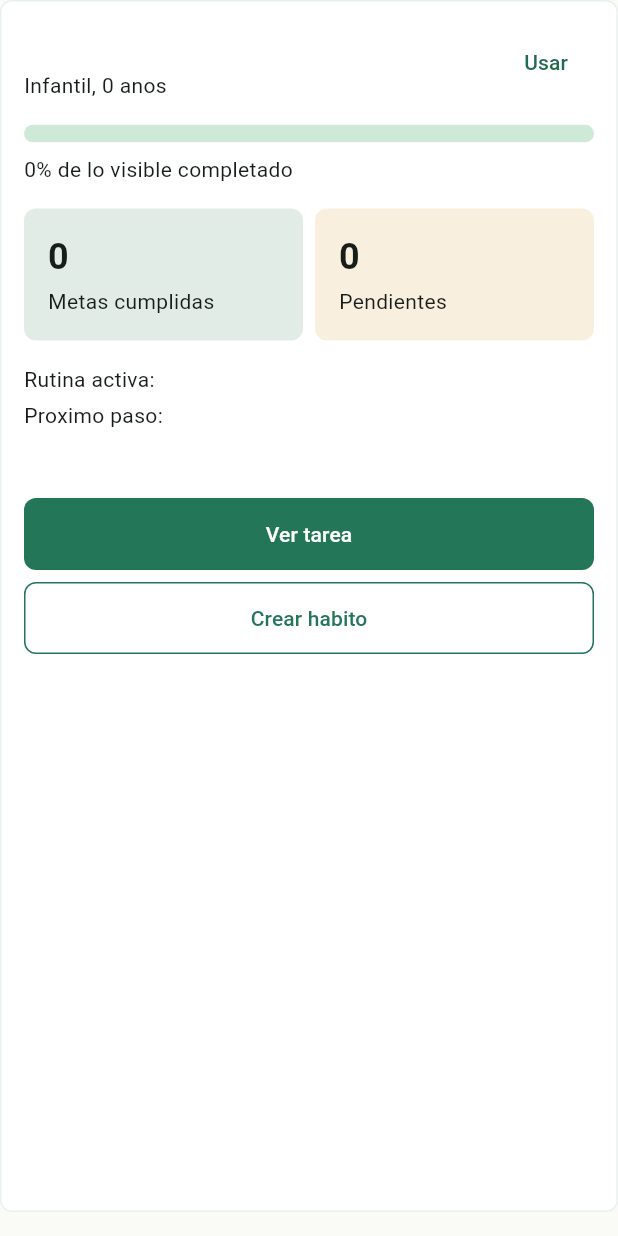
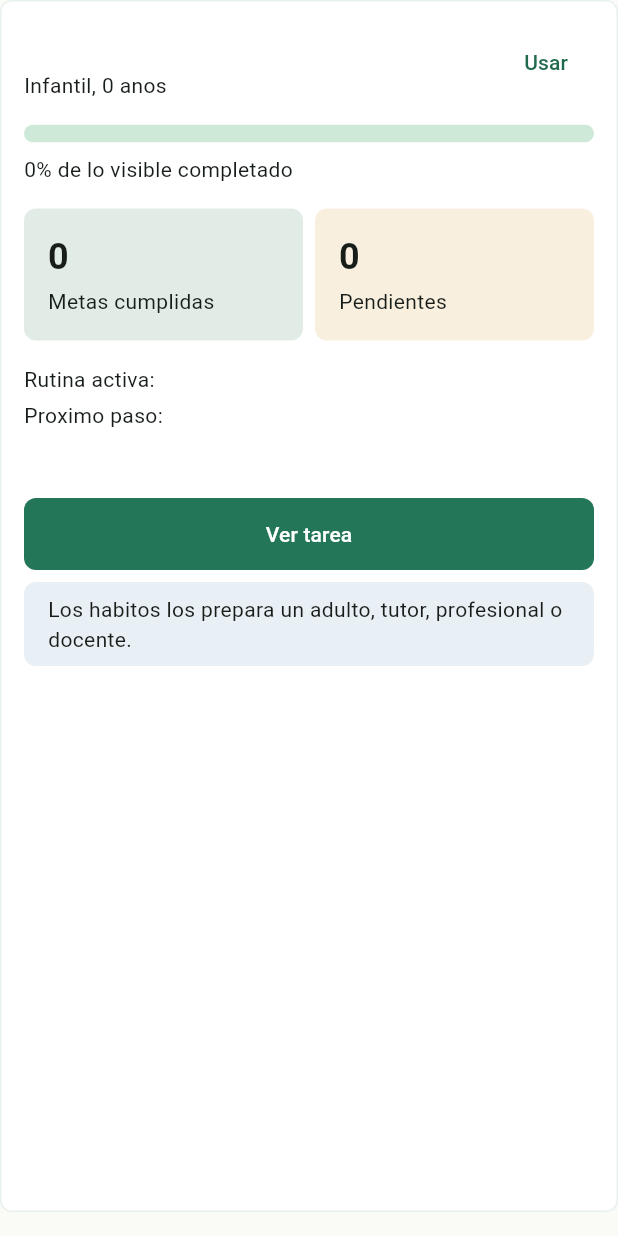
Before and after one commit to eugebajo/Habitar, a Flutter app: the _ProfileProgressCard widget shown alone on an empty page, opened directly with empty values, on a phone screen of 412 x 824 dp. Run offline on Flutter 3.47's test engine with Material 3 defaults, Android fonts, the phone set to English and light mode, and no system bars; our stand-ins replace drift, flutter_riverpod, go_router, supabase_flutter; accounts and stored records are empty.

Commit message:
Restrict child profile creation actions

```diff
--- a/apps/mobile/lib/src/features/profiles/profiles_screen.dart
+++ b/apps/mobile/lib/src/features/profiles/profiles_screen.dart
@@ -92,9 +92,7 @@ class _ProfilesScreenState extends ConsumerState<ProfilesScreen> {
                     onSelect: () => _selectProfile(summary),
                     onRoutine: () {
                       _selectProfile(summary);
-                      context.go(summary.activeRoutineTitle == null
-                          ? '/routine/create'
-                          : '/routine/player');
+                      context.go('/routine/player');
                     },
                     onHabits: () {
                       _selectProfile(summary);
@@ -207,7 +205,8 @@ class _ProfileProgressCard extends StatelessWidget {
             if (summary.activeRoutineTitle != null)
               Text('Rutina activa: ${summary.activeRoutineTitle}')
             else
-              const Text('No hay rutina activa ahora.'),
+              const Text(
+                  'No hay rutina activa ahora. Un adulto puede preparar una.'),
             if (summary.nextTaskTitle != null) ...[
               const SizedBox(height: HabitarSpacing.xs),
               Text('Proximo paso: ${summary.nextTaskTitle}'),
@@ -219,17 +218,20 @@ class _ProfileProgressCard extends StatelessWidget {
               spacing: HabitarSpacing.sm,
               runSpacing: HabitarSpacing.sm,
               children: [
+                if (summary.activeRoutineTitle != null)
                   FilledButton(
                     onPressed: onRoutine,
-                  child: Text(summary.activeRoutineTitle == null
-                      ? 'Crear rutina'
-                      : 'Ver tarea'),
+                    child: const Text('Ver tarea'),
                   ),
+                if (summary.habitsCount > 0)
                   OutlinedButton(
                     onPressed: onHabits,
-                  child: Text(summary.habitsCount == 0
-                      ? 'Crear habito'
-                      : 'Ver habitos'),
+                    child: const Text('Ver habitos'),
+                  )
+                else
+                  const _AdultManagedNote(
+                    text:
+                        'Los habitos los prepara un adulto, tutor, profesional o docente.',
                   ),
               ],
             ),
@@ -271,6 +273,28 @@ class _MetricTile extends StatelessWidget {
   }
 }
 
+class _AdultManagedNote extends StatelessWidget {
+  const _AdultManagedNote({required this.text});
+
+  final String text;
+
+  @override
+  Widget build(BuildContext context) {
+    return Container(
+      constraints: const BoxConstraints(minHeight: 48),
+      padding: const EdgeInsets.symmetric(
+        horizontal: HabitarSpacing.md,
+        vertical: HabitarSpacing.sm,
+      ),
+      decoration: BoxDecoration(
+        color: HabitarColors.softBlue.withValues(alpha: 0.18),
+        borderRadius: BorderRadius.circular(8),
+      ),
+      child: Text(text),
+    );
+  }
+}
+
 class _MessageState extends StatelessWidget {
   const _MessageState({
     required this.title,
```
Also changed, not shown: 1 other file. Lines whose indentation alone changed are shown as unchanged.
